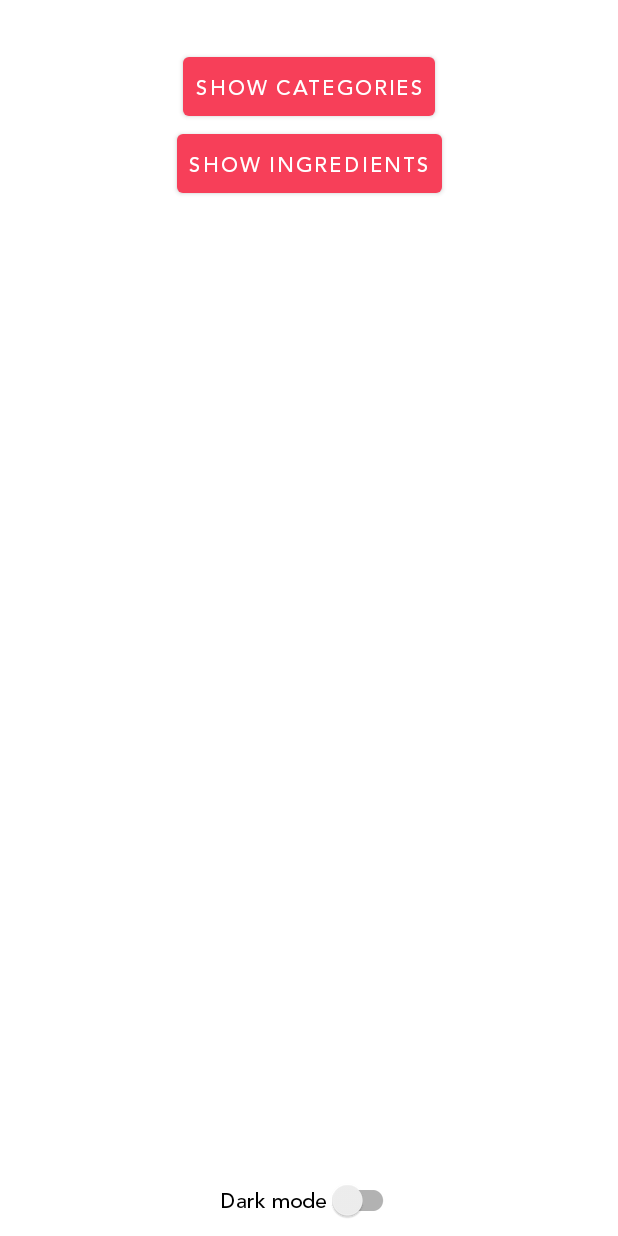
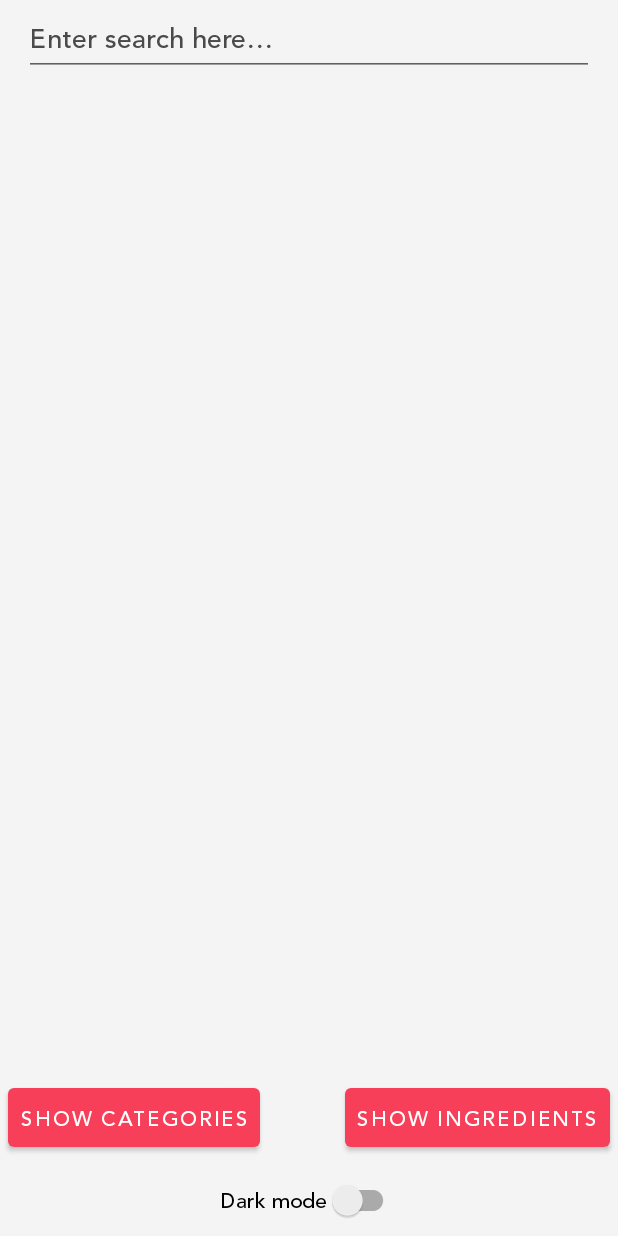
Before and after one commit to RenovaVision/TheCocktailDb, an Android app: the screen it shows after launch (MainActivity), on a phone screen of 412 x 824 dp. Run offline under Robolectric (Android 15) with nearby library versions, the phone set to English and light mode, and no system bars; our stand-ins replace Dagger/Hilt's generated code.

Commit message:
Added search to home screen

```diff
--- a/app/src/main/java/com/renovavision/thecocktaildb/activity/NavigationModule.kt
+++ b/app/src/main/java/com/renovavision/thecocktaildb/activity/NavigationModule.kt
@@ -9,6 +9,8 @@ import com.renovavision.thecocktaildb.cocktails.list.CocktailsListFragmentDirect
 import com.renovavision.thecocktaildb.home.HomeFragmentDirections
 import com.renovavision.thecocktaildb.ingredients.IngredientsFragmentDirections
 import com.renovavision.thecocktaildb.inject.FragmentKey
+import com.renovavision.thecocktaildb.network.CocktailInfo
+import com.renovavision.thecocktaildb.network.CocktailInfo.*
 import com.renovavision.thecocktaildb.network.DrinksByQuery.Drink
 import com.renovavision.thecocktaildb.network.DrinksCategory.Category
 import com.renovavision.thecocktaildb.network.DrinksIngredient.Ingredient
@@ -38,6 +40,14 @@ internal object NavigationModule {
     fun navHomeToIngredientsList(mainActivity: MainActivity): () -> Unit = {
         mainActivity.findNavController(R.id.navHostFragment).navigate(
             HomeFragmentDirections.navigateToIngredients()
+        )
+    }
+
+    @Provides
+    @Named("navHomeToCocktailDetails")
+    fun navHomeToCocktailDetails(mainActivity: MainActivity): (cocktail: Drink) -> Unit = {
+        mainActivity.findNavController(R.id.navHostFragment).navigate(
+            HomeFragmentDirections.navigateToCocktailDetails(it)
         )
     }
 
--- a/app/src/main/res/navigation/activity_main_navigation.xml
+++ b/app/src/main/res/navigation/activity_main_navigation.xml
@@ -20,6 +20,14 @@
         <action
             android:id="@+id/navigate_to_categories"
             app:destination="@id/nav_categories"
+            app:enterAnim="@anim/fragment_fade_enter"
+            app:exitAnim="@anim/fragment_fade_exit"
+            app:popEnterAnim="@anim/fragment_fade_enter"
+            app:popExitAnim="@anim/fragment_fade_exit" />
+
+        <action
+            android:id="@+id/navigate_to_cocktail_details"
+            app:destination="@id/nav_cocktail_details"
             app:enterAnim="@anim/fragment_fade_enter"
             app:exitAnim="@anim/fragment_fade_exit"
             app:popEnterAnim="@anim/fragment_fade_enter"
--- a/home/build.gradle.kts
+++ b/home/build.gradle.kts
@@ -22,6 +22,7 @@ dependencies {
     implementation(project(":style"))
     implementation(project(":inject"))
     implementation(project(":utils"))
+    implementation(project(":network"))
     implementation(Deps.Androidx.material)
     implementation(Deps.Androidx.fragment)
     implementation(Deps.Androidx.constraintlayout)
--- a/home/src/main/java/com/renovavision/thecocktaildb/home/HomeFragment.kt
+++ b/home/src/main/java/com/renovavision/thecocktaildb/home/HomeFragment.kt
@@ -1,22 +1,37 @@
 package com.renovavision.thecocktaildb.home
 
 import android.os.Bundle
+import android.view.View
 import androidx.appcompat.app.AppCompatDelegate
+import androidx.core.widget.doAfterTextChanged
 import androidx.fragment.app.Fragment
+import androidx.fragment.app.viewModels
+import androidx.lifecycle.ViewModelProvider
+import androidx.recyclerview.widget.LinearLayoutManager
+import androidx.recyclerview.widget.RecyclerView
 import com.renovavision.thecocktaildb.home.databinding.FragmentHomeBinding
+import com.renovavision.thecocktaildb.network.DrinksByQuery.Drink
 import com.renovavision.thecocktaildb.utils.bindingDelegate
+import com.renovavision.thecocktaildb.utils.observe
 import com.renovavision.thecocktaildb.utils.onViewLifecycle
 import javax.inject.Inject
 import javax.inject.Named
 
 class HomeFragment @Inject constructor(
+    private val viewModelFactory: ViewModelProvider.Factory,
     @Named("navHomeToIngredientList")
     private val navHomeToIngredientList: () -> Unit,
     @Named("navHomeToCategoryList")
-    private val navHomeToCategoryList: () -> Unit
+    private val navHomeToCategoryList: () -> Unit,
+    @Named("navHomeToCocktailDetails")
+    private val navHomeToCocktailDetails: (cocktail: @JvmSuppressWildcards Drink) -> Unit
 ) : Fragment(R.layout.fragment_home) {
 
+    private val viewModel: HomeViewModel by viewModels { viewModelFactory }
+
     private val binding by bindingDelegate(FragmentHomeBinding::bind)
+
+    private val searchAdapter = SearchResultAdapter { viewModel.dispatch(it) }
 
     override fun onCreate(savedInstanceState: Bundle?) {
         super.onCreate(savedInstanceState)
@@ -32,6 +47,12 @@ class HomeFragment @Inject constructor(
                 setOnClickListener(null)
             }
         )
+
+        onViewLifecycle({ binding.searchResult },
+            {
+                layoutManager = LinearLayoutManager(context, RecyclerView.VERTICAL, false)
+                adapter = searchAdapter
+            })
 
         onViewLifecycle({ binding.ingredientsButton },
             {
@@ -63,5 +84,48 @@ class HomeFragment @Inject constructor(
                     }
                 }
             }, { setOnCheckedChangeListener(null) })
+
+        onViewLifecycle({ binding.searchText },
+            {
+                doAfterTextChanged { editable ->
+                    viewModel.dispatch(LoadCocktails(editable.toString()))
+                }
+            })
+
+        onViewLifecycle({ binding.container },
+            {
+                setOnClickListener {
+                    clearFocus()
+                }
+            }, {
+                setOnClickListener(null)
+            })
+    }
+
+    override fun onStart() {
+        super.onStart()
+
+        viewModel.state.observe(this) {
+            handleSearchResult(it)
+        }
+
+        viewModel.clickEvent.observe(this) {
+            when (it) {
+                is NavigateToCocktailDetails -> navHomeToCocktailDetails(it.cocktail)
+            }
+        }
+    }
+
+    private fun handleSearchResult(it: State) {
+        when {
+            it.cocktail.isNotEmpty() -> {
+                binding.searchResult.visibility = View.VISIBLE
+                searchAdapter.updateItems(it.cocktail)
+            }
+            it.showError -> {
+                searchAdapter.updateItems(emptyList())
+                binding.searchResult.visibility = View.GONE
+            }
+        }
     }
 }
--- /dev/null
+++ b/home/src/main/java/com/renovavision/thecocktaildb/home/HomeUseCase.kt
@@ -0,0 +1,20 @@
+package com.renovavision.thecocktaildb.home
+
+import com.renovavision.thecocktaildb.network.DrinksByQuery.Drink
+import com.renovavision.thecocktaildb.network.data.repo.SearchRepo
+import javax.inject.Inject
+
+class HomeUseCase @Inject constructor(private val searchRepo: SearchRepo) {
+
+    private val drinksList = mutableListOf<Drink>()
+
+    suspend fun invoke(query: String): List<Drink> {
+        val result = searchRepo.loadSearchResult(query)
+
+        result.drinks.forEach {
+            drinksList.add(Drink(it.strDrink, it.strDrinkThumb, it.key))
+        }
+
+        return drinksList
+    }
+}
--- a/home/src/main/res/layout/fragment_home.xml
+++ b/home/src/main/res/layout/fragment_home.xml
@@ -1,24 +1,48 @@
 <?xml version="1.0" encoding="utf-8"?>
 <androidx.constraintlayout.widget.ConstraintLayout xmlns:android="http://schemas.android.com/apk/res/android"
     xmlns:app="http://schemas.android.com/apk/res-auto"
+    android:id="@+id/container"
     android:layout_width="match_parent"
     android:layout_height="match_parent"
-    android:background="@color/background_color">
+    android:background="@color/white_f4">
+
+    <androidx.recyclerview.widget.RecyclerView
+        android:id="@+id/searchResult"
+        android:layout_width="0dp"
+        android:layout_height="0dp"
+        app:layoutManager="androidx.recyclerview.widget.LinearLayoutManager"
+        app:layout_constraintBottom_toTopOf="@id/categories_button"
+        app:layout_constraintEnd_toEndOf="parent"
+        app:layout_constraintStart_toStartOf="parent"
+        app:layout_constraintTop_toBottomOf="@+id/searchText" />
+
+    <EditText
+        android:id="@+id/searchText"
+        android:layout_width="0dp"
+        android:layout_height="wrap_content"
+        android:layout_marginStart="16dp"
+        android:layout_marginEnd="16dp"
+        android:hint="@string/search_query_hint"
+        android:inputType="textPersonName"
+        android:textColor="@color/text_color"
+        android:textColorHint="@color/grey_4a"
+        app:layout_constraintEnd_toEndOf="parent"
+        app:layout_constraintHorizontal_bias="0.5"
+        app:layout_constraintStart_toStartOf="parent"
+        app:layout_constraintTop_toTopOf="parent" />
 
     <com.google.android.material.button.MaterialButton
         android:id="@+id/categories_button"
         style="@style/Widget.MaterialComponents.Button"
         android:layout_width="wrap_content"
         android:layout_height="wrap_content"
-        android:layout_marginTop="32dp"
-        android:layout_marginBottom="32dp"
+        android:layout_margin="5dp"
         android:minHeight="34dp"
         android:padding="8dp"
         android:text="@string/show_categories"
         app:backgroundTint="@color/red"
-        app:layout_constraintEnd_toEndOf="parent"
+        app:layout_constraintBottom_toTopOf="@id/switchBtn"
         app:layout_constraintStart_toStartOf="parent"
-        app:layout_constraintTop_toTopOf="parent"
         app:rippleColor="@color/red" />
 
     <com.google.android.material.button.MaterialButton
@@ -26,14 +50,13 @@
         style="@style/Widget.MaterialComponents.Button"
         android:layout_width="wrap_content"
         android:layout_height="wrap_content"
-        android:layout_marginBottom="32dp"
+        android:layout_margin="5dp"
         android:minHeight="34dp"
         android:padding="8dp"
         android:text="@string/show_ingredients"
         app:backgroundTint="@color/red"
+        app:layout_constraintBottom_toTopOf="@id/switchBtn"
         app:layout_constraintEnd_toEndOf="parent"
-        app:layout_constraintStart_toStartOf="parent"
-        app:layout_constraintTop_toBottomOf="@id/categories_button"
         app:rippleColor="@color/red" />
 
     <androidx.appcompat.widget.SwitchCompat
--- a/home/src/main/res/values/strings.xml
+++ b/home/src/main/res/values/strings.xml
@@ -2,5 +2,9 @@
 <resources>
     <string name="show_categories">Show categories</string>
     <string name="show_ingredients">Show ingredients</string>
-    <string name="show_alcoholic">Show alcoholic</string>
+
+    <string name="empty_result">Nothing found</string>
+    <string name="not_enough_characters">Query must be at least 3 characters long</string>
+    <string name="search_error">Error when searching!</string>
+    <string name="search_query_hint">Enter search here…</string>
 </resources>
--- a/network/src/main/java/com/renovavision/thecocktaildb/network/CocktailsApi.kt
+++ b/network/src/main/java/com/renovavision/thecocktaildb/network/CocktailsApi.kt
@@ -26,6 +26,9 @@ interface CocktailsApi {
 
     @GET("lookup.php")
     suspend fun loadCocktailInfoById(@Query("i") id: Int): CocktailInfo
+
+    @GET("search.php")
+    suspend fun searchCocktails(@Query("s") query: String): CocktailInfo
 }
 
 @JsonClass(generateAdapter = true)
--- /dev/null
+++ b/network/src/main/java/com/renovavision/thecocktaildb/network/data/repo/SearchRepo.kt
@@ -0,0 +1,16 @@
+package com.renovavision.thecocktaildb.network.data.repo
+
+import com.renovavision.thecocktaildb.network.CocktailsApi
+import kotlinx.coroutines.Dispatchers
+import kotlinx.coroutines.withContext
+import javax.inject.Inject
+import javax.inject.Singleton
+
+@Singleton
+class SearchRepo @Inject constructor(private val cocktailsApi: CocktailsApi) {
+
+    suspend fun loadSearchResult(query: String) =
+        withContext(Dispatchers.IO) {
+            cocktailsApi.searchCocktails(query)
+        }
+}
```
Also changed, not shown: home/src/main/java/com/renovavision/thecocktaildb/home/HomeModule.kt (+7 -0 lines), home/src/main/java/com/renovavision/thecocktaildb/home/HomeViewModel.kt (added, +70 -0 lines), home/src/main/java/com/renovavision/thecocktaildb/home/SearchResultAdapter.kt (added, +40 -0 lines), home/src/main/res/layout/search_item.xml (added, +17 -0 lines).
